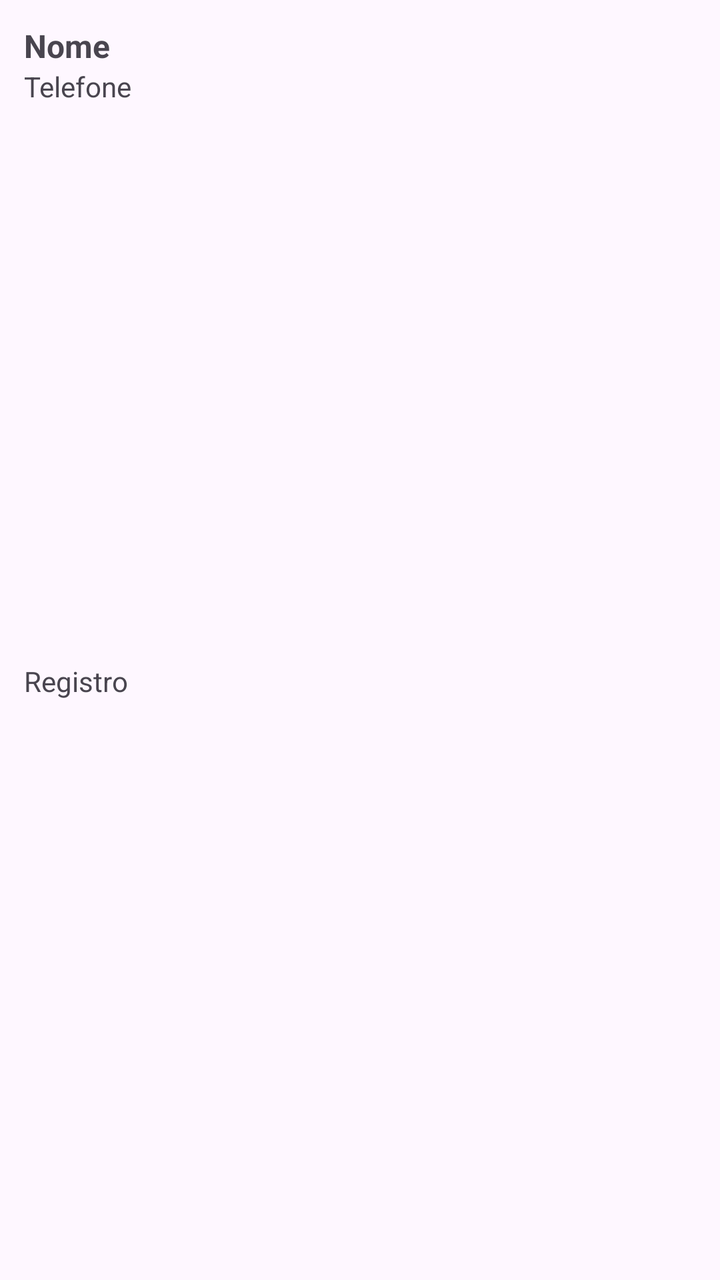
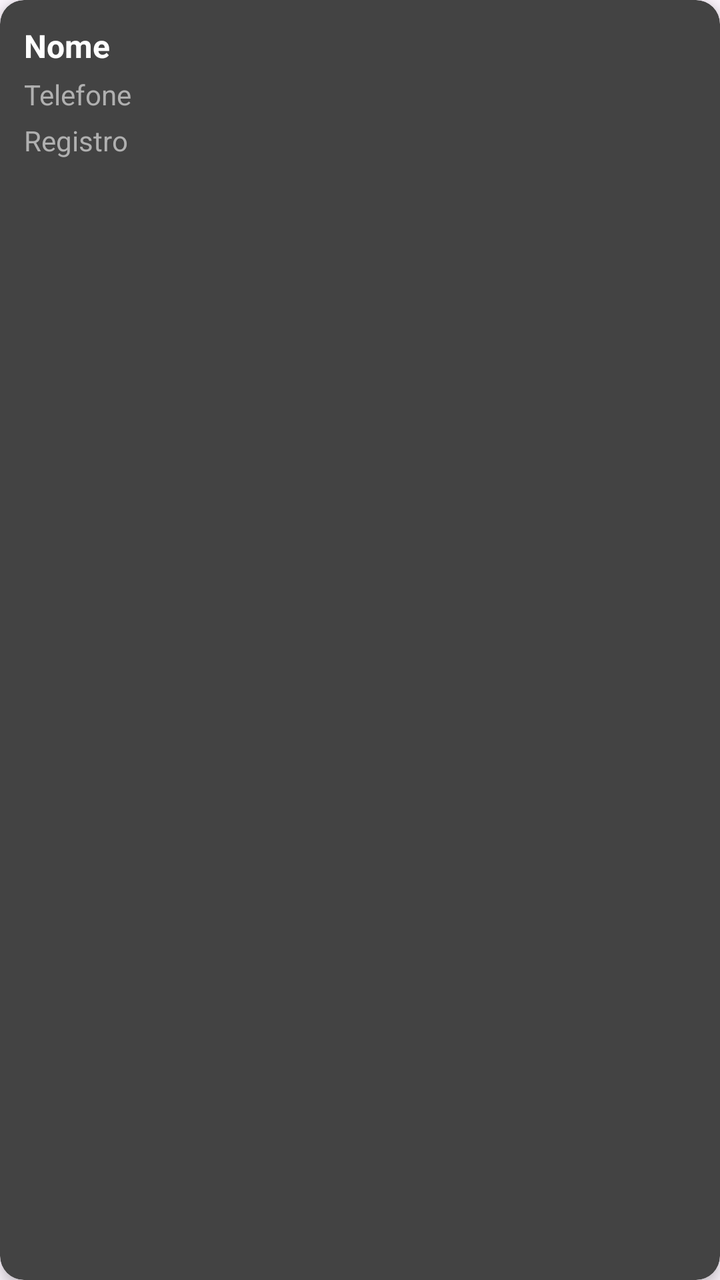

An Android layout rendered at two revisions. The XML below is the earlier revision; the diff shows what the commit changed to produce the second picture.
<!-- AndroidManifest.xml: application theme Theme.Teste -->
<!-- res/layout/item_funcionario.xml -->
<?xml version="1.0" encoding="utf-8"?>
<androidx.constraintlayout.widget.ConstraintLayout
    xmlns:android="http://schemas.android.com/apk/res/android"
    xmlns:app="http://schemas.android.com/apk/res-auto"
    android:layout_width="match_parent"
    android:layout_height="wrap_content"
    android:padding="12dp">

    <TextView
        android:id="@+id/nomeFuncionario"
        android:layout_width="0dp"
        android:layout_height="wrap_content"
        android:text="Nome"
        android:textStyle="bold"
        android:textSize="16sp"
        app:layout_constraintTop_toTopOf="parent"
        app:layout_constraintStart_toStartOf="parent"
        app:layout_constraintEnd_toEndOf="parent" />

    <TextView
        android:id="@+id/telefoneFuncionario"
        android:layout_width="0dp"
        android:layout_height="wrap_content"
        android:text="Telefone"
        app:layout_constraintTop_toBottomOf="@id/nomeFuncionario"
        app:layout_constraintStart_toStartOf="parent"
        app:layout_constraintEnd_toEndOf="parent" />

    <TextView
        android:id="@+id/registroFuncionario"
        android:layout_width="0dp"
        android:layout_height="wrap_content"
        android:text="Registro"
        app:layout_constraintTop_toBottomOf="@id/telefoneFuncionario"
        app:layout_constraintBottom_toBottomOf="parent"
        app:layout_constraintStart_toStartOf="parent"
        app:layout_constraintEnd_toEndOf="parent" />

</androidx.constraintlayout.widget.ConstraintLayout>
<!-- resources referenced by this layout -->
<resources>
  <style name="Theme.Teste" parent="Base.Theme.Teste" />
  <style name="Base.Theme.Teste" parent="Theme.Material3.DayNight.NoActionBar">
          
          
      </style>
</resources>

<!-- the commit's change to res/layout/item_funcionario.xml (unified diff, before → after) -->
@@ -1,39 +1,53 @@
 <?xml version="1.0" encoding="utf-8"?>
-<androidx.constraintlayout.widget.ConstraintLayout
-    xmlns:android="http://schemas.android.com/apk/res/android"
+<androidx.cardview.widget.CardView xmlns:android="http://schemas.android.com/apk/res/android"
     xmlns:app="http://schemas.android.com/apk/res-auto"
     android:layout_width="match_parent"
     android:layout_height="wrap_content"
-    android:padding="12dp">
+    android:layout_margin="8dp"
+    android:background="#434343FF"
+    app:cardBackgroundColor="#434343"
+    app:cardCornerRadius="12dp"
+    app:cardElevation="4dp">
 
-    <TextView
-        android:id="@+id/nomeFuncionario"
-        android:layout_width="0dp"
+    <androidx.constraintlayout.widget.ConstraintLayout
+        android:layout_width="match_parent"
         android:layout_height="wrap_content"
-        android:text="Nome"
-        android:textStyle="bold"
-        android:textSize="16sp"
-        app:layout_constraintTop_toTopOf="parent"
-        app:layout_constraintStart_toStartOf="parent"
-        app:layout_constraintEnd_toEndOf="parent" />
+        android:padding="12dp">
 
-    <TextView
-        android:id="@+id/telefoneFuncionario"
-        android:layout_width="0dp"
-        android:layout_height="wrap_content"
-        android:text="Telefone"
-        app:layout_constraintTop_toBottomOf="@id/nomeFuncionario"
-        app:layout_constraintStart_toStartOf="parent"
-        app:layout_constraintEnd_toEndOf="parent" />
+        <TextView
+            android:id="@+id/nomeFuncionario"
+            android:layout_width="0dp"
+            android:layout_height="wrap_content"
+            android:text="Nome"
+            android:textColor="#FFFFFF"
+            android:textSize="16sp"
+            android:textStyle="bold"
+            app:layout_constraintEnd_toEndOf="parent"
+            app:layout_constraintStart_toStartOf="parent"
+            app:layout_constraintTop_toTopOf="parent" />
 
-    <TextView
-        android:id="@+id/registroFuncionario"
-        android:layout_width="0dp"
-        android:layout_height="wrap_content"
-        android:text="Registro"
-        app:layout_constraintTop_toBottomOf="@id/telefoneFuncionario"
-        app:layout_constraintBottom_toBottomOf="parent"
-        app:layout_constraintStart_toStartOf="parent"
-        app:layout_constraintEnd_toEndOf="parent" />
+        <TextView
+            android:id="@+id/telefoneFuncionario"
+            android:layout_width="0dp"
+            android:layout_height="wrap_content"
+            android:layout_marginTop="4dp"
+            android:text="Telefone"
+            android:textColor="#B0B0B0"
+            app:layout_constraintEnd_toEndOf="parent"
+            app:layout_constraintStart_toStartOf="parent"
+            app:layout_constraintTop_toBottomOf="@id/nomeFuncionario" />
 
-</androidx.constraintlayout.widget.ConstraintLayout>
+        <TextView
+            android:id="@+id/registroFuncionario"
+            android:layout_width="0dp"
+            android:layout_height="wrap_content"
+            android:layout_marginTop="4dp"
+            android:text="Registro"
+            android:textColor="#B0B0B0"
+            app:layout_constraintBottom_toBottomOf="parent"
+            app:layout_constraintEnd_toEndOf="parent"
+            app:layout_constraintStart_toStartOf="parent"
+            app:layout_constraintTop_toBottomOf="@id/telefoneFuncionario" />
+
+    </androidx.constraintlayout.widget.ConstraintLayout>
+</androidx.cardview.widget.CardView>
